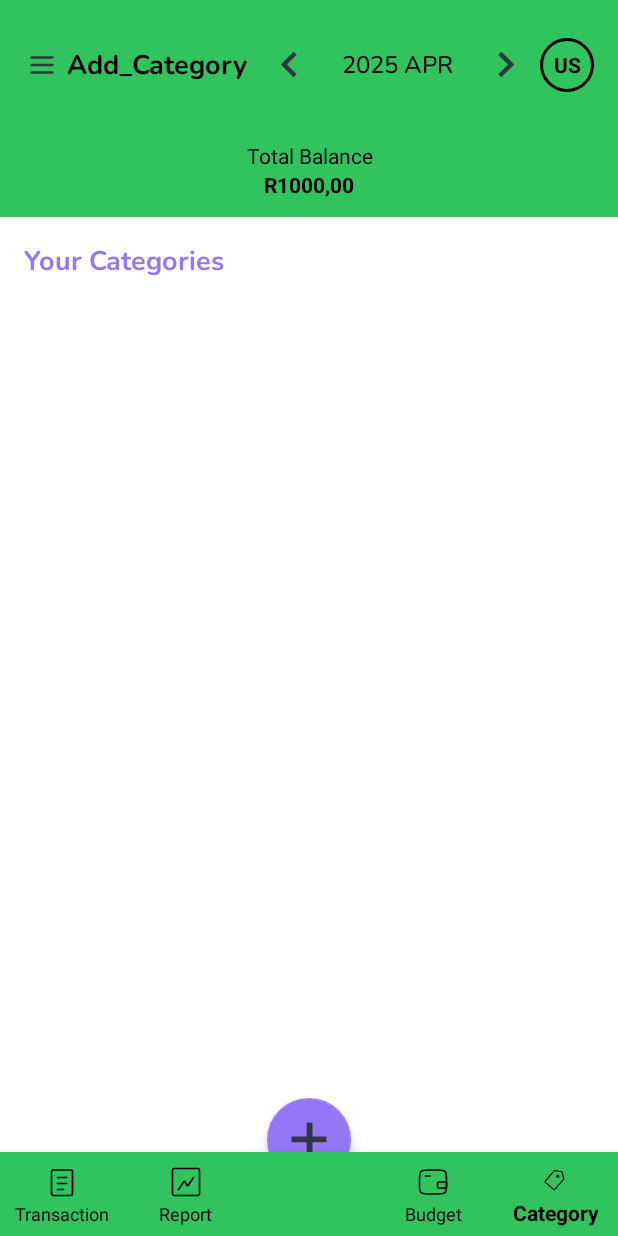
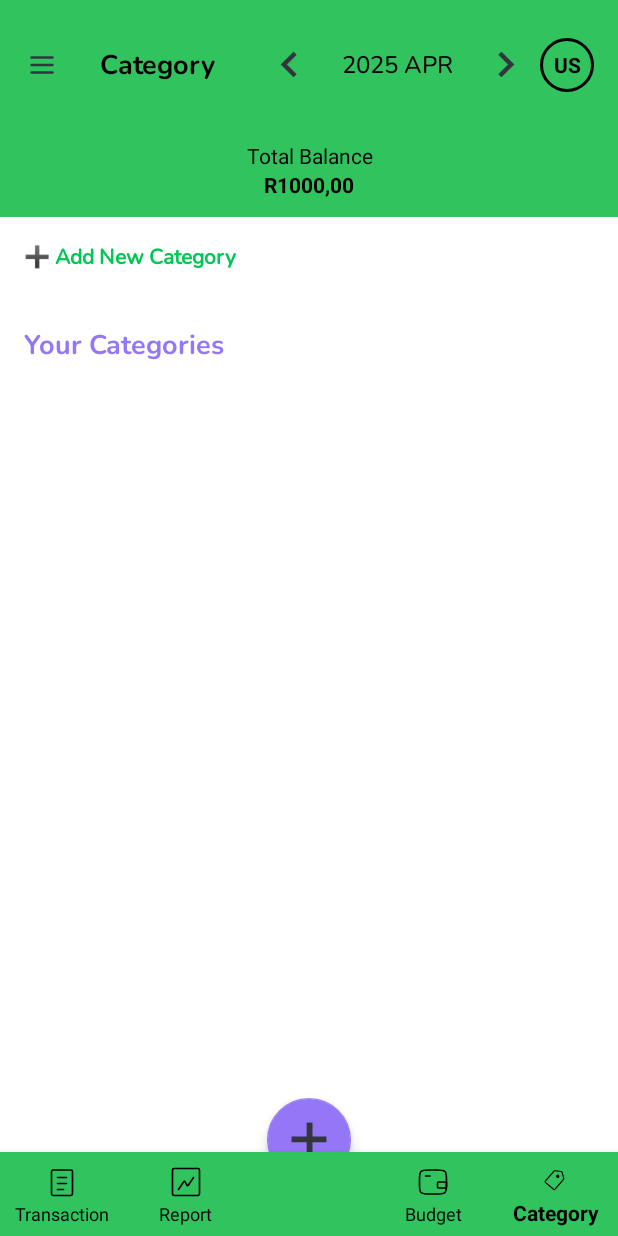
Before and after one commit to WhiteSkyTK/PennyWise, an Android app: the Add_Category screen opened directly, with no data from a screen before it, on a phone screen of 412 x 824 dp. Run offline under Robolectric (Android 15) with nearby library versions, the phone set to English and light mode, and no system bars; our stand-ins replace Room's generated code.

Commit message:
Category page

```diff
--- a/app/src/main/java/com/example/pennywise/Add_Category.kt
+++ b/app/src/main/java/com/example/pennywise/Add_Category.kt
@@ -56,10 +56,14 @@ class Add_Category : BaseActivity() {
             popup.show()
         }
 
+        findViewById<TextView>(R.id.addCategoryText).setOnClickListener {
+            startActivity(Intent(this, activity_add_category::class.java))
+        }
+
         val drawerLayout = findViewById<DrawerLayout>(R.id.drawerLayout)
         HeaderManager(this, drawerLayout) { updatedCalendar ->
             // Optional callback when month changes
-        }.setupHeader("Add_Category")
+        }.setupHeader("Category")
 
         BottomNavManager.setupBottomNav(this, R.id.nav_category)
 
@@ -77,14 +81,33 @@ class Add_Category : BaseActivity() {
         categoryDao = AppDatabase.getDatabase(this).categoryDao()
 
         // Initialize Adapter with empty list
-        categoryAdapter = CategoryAdapter(emptyList()) { category ->
-            // Handle category item click here (e.g., edit or delete)
-        }
+        categoryAdapter = CategoryAdapter(
+            emptyList(),
+            onEdit = { category -> editCategory(category) },
+            onDelete = { category -> deleteCategory(category) }
+        )
+
         categoryRecyclerView.adapter = categoryAdapter
 
         // Load Categories from Database
         loadCategories()
     }
+
+    private fun editCategory(category: Category) {
+        val intent = Intent(this, activity_add_category::class.java)
+        intent.putExtra("category_id", category.id) // you must have an ID field in Category entity
+        startActivity(intent)
+    }
+
+    private fun deleteCategory(category: Category) {
+        lifecycleScope.launch {
+            withContext(Dispatchers.IO) {
+                categoryDao.deleteCategory(category)
+            }
+            loadCategories() // Refresh list after delete
+        }
+    }
+
 
     private fun loadCategories() {
         lifecycleScope.launch {
--- a/app/src/main/res/layout/activity_category.xml
+++ b/app/src/main/res/layout/activity_category.xml
@@ -25,17 +25,33 @@
     <!-- Add_Category List Title -->
 
         <TextView
+            android:id="@+id/addCategoryText"
+            android:layout_width="wrap_content"
+            android:layout_height="wrap_content"
+            android:layout_marginTop="16dp"
+            android:layout_marginStart="16dp"
+            android:clickable="true"
+            android:focusable="true"
+            android:fontFamily="@font/nunito_medium"
+            android:minHeight="48dp"
+            android:text="➕ Add New Category"
+            android:textColor="#00C853"
+            android:textStyle="bold"
+            app:layout_constraintTop_toBottomOf="@id/headerInclude"
+            app:layout_constraintStart_toStartOf="parent" />
+
+        <TextView
             android:id="@+id/categoryTitle"
             android:layout_width="wrap_content"
             android:layout_height="wrap_content"
+            android:layout_marginStart="16dp"
+            android:layout_marginTop="8dp"
+            android:fontFamily="@font/nunito_bold"
             android:text="Your Categories"
+            android:textColor="@color/main_purple"
             android:textSize="18sp"
-        android:textColor="@color/main_purple"
-        android:fontFamily="@font/nunito_bold"
-        app:layout_constraintTop_toBottomOf="@id/headerInclude"
-        app:layout_constraintStart_toStartOf="parent"
-        android:layout_marginTop="16dp"
-        android:layout_marginStart="16dp"/>
+            app:layout_constraintTop_toBottomOf="@id/addCategoryText"
+            app:layout_constraintStart_toStartOf="parent" />
 
         <!-- RecyclerView for Categories -->
     <androidx.recyclerview.widget.RecyclerView
--- /dev/null
+++ b/app/src/main/res/menu/menu_category_options.xml
@@ -0,0 +1,9 @@
+<?xml version="1.0" encoding="utf-8"?>
+<menu xmlns:android="http://schemas.android.com/apk/res/android">
+    <item
+        android:id="@+id/edit_category"
+        android:title="Edit" />
+    <item
+        android:id="@+id/delete_category"
+        android:title="Delete" />
+</menu>
```
Also changed, not shown: app/src/main/java/com/example/pennywise/CategoryAdaptor.kt (+26 -8 lines), app/src/main/java/com/example/pennywise/activity_add_category.kt (+23 -19 lines), app/src/main/res/drawable/ic_more_vert.xml (added, +15 -0 lines), app/src/main/res/layout/activity_add_category.xml (+5 -14 lines), app/src/main/res/layout/item_category.xml (+9 -9 lines). Lines whose indentation alone changed are shown as unchanged.
